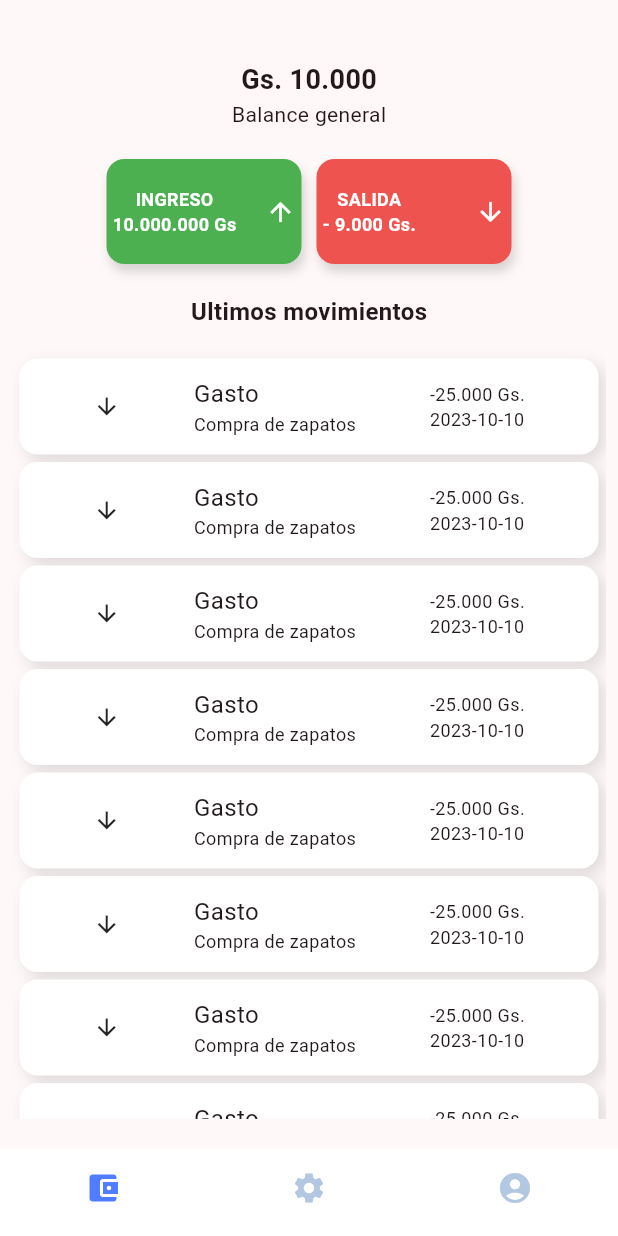
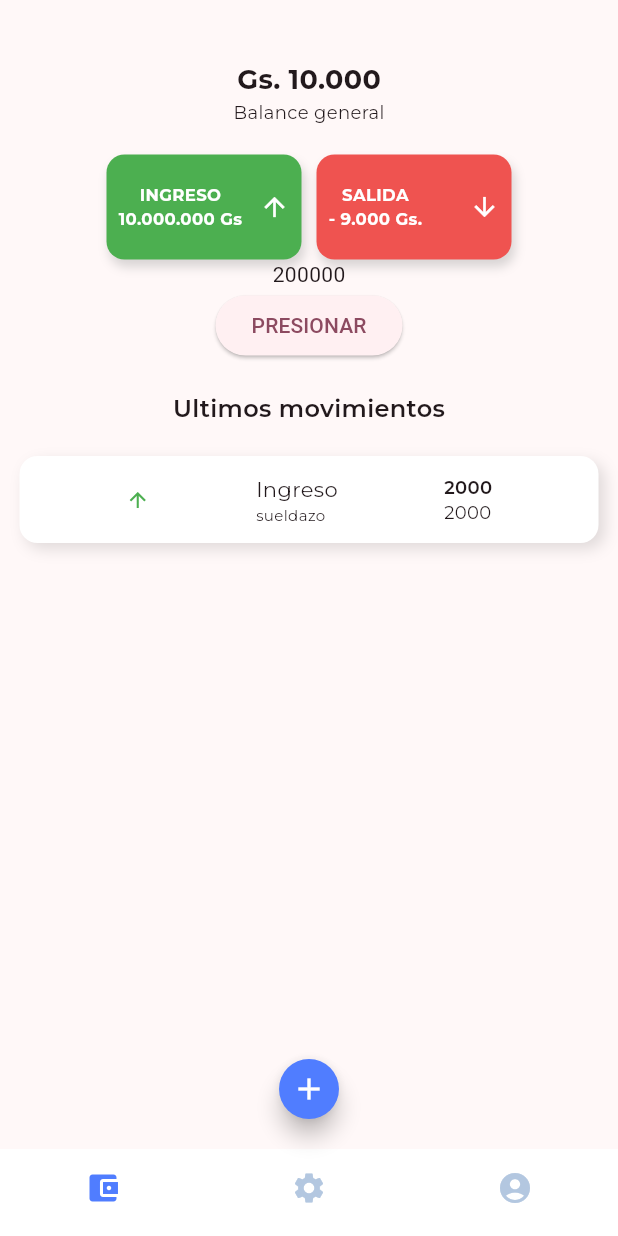
Before and after one commit to derlisrd/pira, a Flutter app: the screen it shows after launch, on a phone screen of 412 x 824 dp. Run offline on Flutter 3.47's test engine with Material 2 defaults, Android fonts, the phone set to English and light mode, and no system bars; our stand-ins replace dio, flutter_riverpod, google_fonts, shared_preferences.

Commit message:
info model

```diff
--- a/lib/providers/info_provider.dart
+++ b/lib/providers/info_provider.dart
@@ -0,0 +1,31 @@
+
+import 'dart:math';
+import 'package:flutter/material.dart';
+import 'package:pira/model/info_model.dart';
+
+class InfoProvider with ChangeNotifier{
+
+  bool _isLoading = true;
+
+  String _ingresoTotal = '200000';
+  final List<ItemsMovimiento> _movimientos = [];
+
+  String get ingresoTotal => _ingresoTotal;
+  bool get isLoading => _isLoading;
+
+
+  List<ItemsMovimiento> get movimientos => _movimientos;
+
+  void leer(){
+    _movimientos.add(ItemsMovimiento(tipo: TipoMovimiento.ingreso, detalles: 'Pago de patos', fecha: '2023-04-03', valor: '600.000'));
+    notifyListeners();
+  }
+
+  void aumentar(){
+    final random = Random();
+     final int intero =  5 + random.nextInt(100 - 5 + 1);
+    _ingresoTotal = intero.toString() ;
+    notifyListeners();
+  }
+
+}
--- a/lib/screens/add/add_screen.dart
+++ b/lib/screens/add/add_screen.dart
@@ -1,4 +1,5 @@
 import 'package:flutter/material.dart';
+import 'package:pira/widgets/Texts/text_montse.dart';
 
 class AddScreen extends StatelessWidget {
   const AddScreen({super.key});
@@ -6,7 +7,7 @@ class AddScreen extends StatelessWidget {
   @override
   Widget build(BuildContext context) {
     return  Scaffold(
-      appBar: AppBar( title: const Text('Agregar mov.'),),
+      appBar: AppBar( title: const TextMontse(texto:'Agregar movimiento',style: TextStyle(fontSize: 14),),),
       body: const Center(child: Text("ADD SCREEN"),),
     );
   }
--- a/lib/screens/main_screen.dart
+++ b/lib/screens/main_screen.dart
@@ -1,5 +1,7 @@
 import 'package:flutter/material.dart';
+import 'package:pira/providers/info_provider.dart';
 import 'package:pira/utils/constants.dart';
+import 'package:provider/provider.dart';
 import 'pages/pages.dart';
 
 class MainScreen extends StatefulWidget {
@@ -24,8 +26,18 @@ class _MainScreenState extends State<MainScreen> {
   }
   @override
   Widget build(BuildContext context) {
-    return  Scaffold(
+    return  ChangeNotifierProvider(
+      create: (context) => InfoProvider(),
+      child: Scaffold(
         body: SafeArea(child: pages[_currentIndex]),
+        floatingActionButtonLocation: FloatingActionButtonLocation.centerFloat,
+        floatingActionButton: FloatingActionButton.small(onPressed: (){
+          Navigator.pushNamed(context, '/add');
+        },
+        shape: const CircleBorder(),
+        backgroundColor: secondaryDark,
+        child: const Icon(Icons.add,color: Colors.white,),
+        ),
         bottomNavigationBar: BottomNavigationBar(
           selectedItemColor: secondaryDark,
           backgroundColor: Colors.white,
@@ -42,6 +54,7 @@ class _MainScreenState extends State<MainScreen> {
               BottomNavigationBarItem(icon: Icon(Icons.account_circle),label: 'Account'),
             ]
           ),
+      ),
     );
   }
 }
--- a/lib/screens/pages/home/home_page.dart
+++ b/lib/screens/pages/home/home_page.dart
@@ -1,14 +1,27 @@
 import 'package:flutter/material.dart';
+import 'package:pira/providers/info_provider.dart';
 import 'package:pira/widgets/Card/movimiento.dart';
 import 'package:pira/widgets/Card/salidaentrada_card.dart';
 import 'package:pira/widgets/Texts/balance_text.dart';
 import 'package:pira/widgets/Texts/ultimas_text.dart';
+import 'package:provider/provider.dart';
 
-class HomePage extends StatelessWidget {
+class HomePage extends StatefulWidget {
   const HomePage({super.key});
 
   @override
+  State<HomePage> createState() => _HomePageState();
+}
+
+
+
+class _HomePageState extends State<HomePage> {
+
+
+
+  @override
   Widget build(BuildContext context) {
+    final infoProvider = context.watch<InfoProvider>();
     return SafeArea(
       child: Padding(
         padding: const EdgeInsets.symmetric(horizontal: 8, vertical: 20),
@@ -39,15 +52,13 @@ class HomePage extends StatelessWidget {
               )
             ],
           ),
+          Text(infoProvider.ingresoTotal),
+          ElevatedButton(onPressed: (){
+            infoProvider.leer();
+
+          }, child: const Text('PRESIONAR')),
           const UltimasText(),
-          const Movimiento(),
-          const Movimiento(),
-          const Movimiento(),
-          const Movimiento(),
-          const Movimiento(),
-          const Movimiento(),
-          const Movimiento(),
-          const Movimiento(),
+          const Movimiento(fecha: '2000', valor: '2000', tipo: "Ingreso", detalles: "sueldazo", icon: Icons.arrow_upward_outlined, colorIcon: Colors.green)
           ]),
         ),
       ),
--- a/lib/widgets/Card/movimiento.dart
+++ b/lib/widgets/Card/movimiento.dart
@@ -1,12 +1,19 @@
 import 'package:flutter/material.dart';
+import 'package:pira/widgets/Texts/text_montse.dart';
 
 class Movimiento extends StatelessWidget {
-  const Movimiento({super.key});
+  final Color colorIcon;
+  final IconData icon;
+  final String tipo;
+  final String valor;
+  final String detalles;
+  final String fecha;
+  const Movimiento({ required this.fecha, required this.valor, required this.tipo,required this.detalles, required this.icon, required this.colorIcon, super.key});
 
   @override
   Widget build(BuildContext context) {
     return Container(
-      margin: const EdgeInsets.only(bottom: 5,right: 5,left: 5),
+      margin: const EdgeInsets.only(bottom: 12,right: 5,left: 5),
       padding: const EdgeInsets.symmetric(horizontal: 0, vertical: 12),
       decoration:  BoxDecoration(
         borderRadius: BorderRadius.circular(12),
@@ -19,12 +26,12 @@ class Movimiento extends StatelessWidget {
         )
         ]
       ),
-      child: const Row(
+      child:  Row(
         mainAxisAlignment: MainAxisAlignment.spaceEvenly,
         children: [
-          Icon(Icons.arrow_downward,size: 18,),
-          _Datos(),
-          _FechaMonto()
+          Icon(icon,size: 16, color: colorIcon,),
+           _Datos(tipo: tipo, detalles: detalles,),
+           _FechaMonto(valor:valor,fecha:fecha)
         ],
       ),
     );
@@ -32,29 +39,33 @@ class Movimiento extends StatelessWidget {
 }
 
 class _Datos extends StatelessWidget {
-  const _Datos();
+  final String tipo;
+  final String detalles;
+  const _Datos({required this.tipo, required this.detalles});
 
   @override
   Widget build(BuildContext context) {
-    return const Column(
+    return  Column(
       crossAxisAlignment: CrossAxisAlignment.start,
       children: [
-        Text('Gasto', style: TextStyle(fontSize: 16),),
-        Text('Compra de zapatos',style: TextStyle(fontSize: 12),)
+        TextMontse(texto:tipo, style: const TextStyle(fontSize: 14),),
+        TextMontse(texto:detalles,style: const TextStyle(fontSize: 10),)
       ],
     );
   }
 }
 class _FechaMonto extends StatelessWidget {
-  const _FechaMonto();
+  final String valor;
+  final String fecha;
+  const _FechaMonto({required this.valor ,required this.fecha});
 
   @override
   Widget build(BuildContext context) {
-    return const Column(
+    return  Column(
       crossAxisAlignment: CrossAxisAlignment.start,
       children: [
-        Text('-25.000 Gs.', style: TextStyle(fontSize: 12),),
-        Text('2023-10-10', style: TextStyle(fontSize: 12),),
+        TextMontse(texto:valor, style: const TextStyle(fontSize: 12, fontWeight: FontWeight.w600),),
+        TextMontse(texto:fecha, style: const TextStyle(fontSize: 12),),
       ],
     );
   }
--- a/lib/widgets/Card/salidaentrada_card.dart
+++ b/lib/widgets/Card/salidaentrada_card.dart
@@ -1,6 +1,7 @@
 import 'package:flutter/material.dart';
 
 import 'package:pira/utils/constants.dart';
+import 'package:pira/widgets/Texts/text_montse.dart';
 
 class SalidaEntradaCard extends StatelessWidget {
   final Color color;
@@ -30,15 +31,15 @@ class SalidaEntradaCard extends StatelessWidget {
       height: 70,
       width: 130,
       child: Padding(
-        padding: const EdgeInsets.symmetric(horizontal: 4),
+        padding: const EdgeInsets.symmetric(horizontal: 8),
         child: Row(
           mainAxisAlignment: MainAxisAlignment.spaceBetween,
         children: [
           Column(
             mainAxisAlignment: MainAxisAlignment.center,
             children: [
-              Text(tipo, style: const TextStyle( color: Colors.white, fontWeight: FontWeight.bold, fontSize: 12, fontFamily: 'Montserrat'),),
-              Text(monto,style: const TextStyle( color: Colors.white,fontWeight: FontWeight.bold, fontSize: 12, fontFamily: 'Montserrat'),),
+              TextMontse(style: style, texto: tipo),
+              TextMontse(style: style, texto: monto),
             ],
           ),
           Icon(
@@ -51,3 +52,5 @@ class SalidaEntradaCard extends StatelessWidget {
       ));
   }
 }
+
+const style =  TextStyle( color: Colors.white, fontWeight: FontWeight.bold, fontSize: 11, fontFamily: 'montserrat' );
--- a/lib/widgets/Texts/balance_text.dart
+++ b/lib/widgets/Texts/balance_text.dart
@@ -1,4 +1,5 @@
 import 'package:flutter/material.dart';
+import 'package:pira/widgets/Texts/text_montse.dart';
 
 class BalanceText extends StatelessWidget {
   const BalanceText({super.key});
@@ -9,8 +10,8 @@ class BalanceText extends StatelessWidget {
       padding:  EdgeInsets.symmetric(vertical: 20),
       child:  Column(
         children: [
-          Text("Gs. 10.000",style: TextStyle(fontFamily: "Montserrat", fontSize: 18,fontWeight: FontWeight.w700),),
-          Text("Balance general")
+          TextMontse(texto:"Gs. 10.000",style: TextStyle(fontFamily: "Montserrat", fontSize: 18,fontWeight: FontWeight.w700),),
+          TextMontse(texto:"Balance general",style: TextStyle( fontSize: 12),),
         ],
       ),
     );
--- /dev/null
+++ b/lib/widgets/Texts/text_montse.dart
@@ -0,0 +1,13 @@
+import 'package:flutter/material.dart';
+import 'package:google_fonts/google_fonts.dart';
+
+class TextMontse extends StatelessWidget {
+  final String texto;
+  final TextStyle style;
+  const TextMontse({ required this.style, required this.texto, super.key});
+
+  @override
+  Widget build(BuildContext context) {
+    return  Text(texto, style: GoogleFonts.montserrat( textStyle: style ));
+  }
+}
--- a/lib/widgets/Texts/ultimas_text.dart
+++ b/lib/widgets/Texts/ultimas_text.dart
@@ -1,4 +1,5 @@
 import 'package:flutter/material.dart';
+import 'package:pira/widgets/Texts/text_montse.dart';
 
 class UltimasText extends StatelessWidget {
   const UltimasText({super.key});
@@ -10,7 +11,7 @@ class UltimasText extends StatelessWidget {
       child:  Column(
         mainAxisAlignment: MainAxisAlignment.start,
         children: [
-          Text("Ultimos movimientos",style: TextStyle(fontFamily: "Montserrat", fontSize: 16,fontWeight: FontWeight.w600),)
+          TextMontse(texto:"Ultimos movimientos",style: TextStyle(fontFamily: "Montserrat", fontSize: 16,fontWeight: FontWeight.w600),)
         ],
       ),
     );
```
Also changed, not shown: lib/model/info_model.dart (+19 -44 lines), lib/services/api.dart (+29 -1 lines), lib/utils/constants.dart (line endings or trailing spaces). Lines whose indentation alone changed are shown as unchanged.
